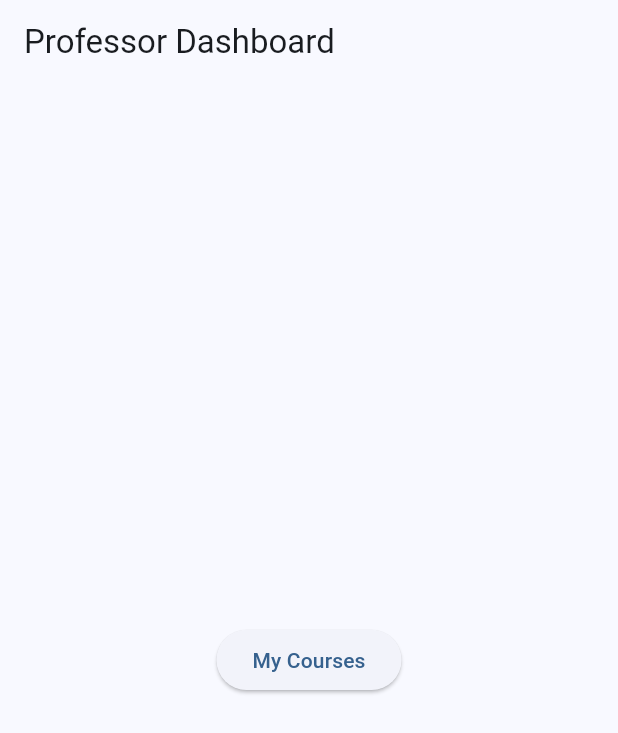
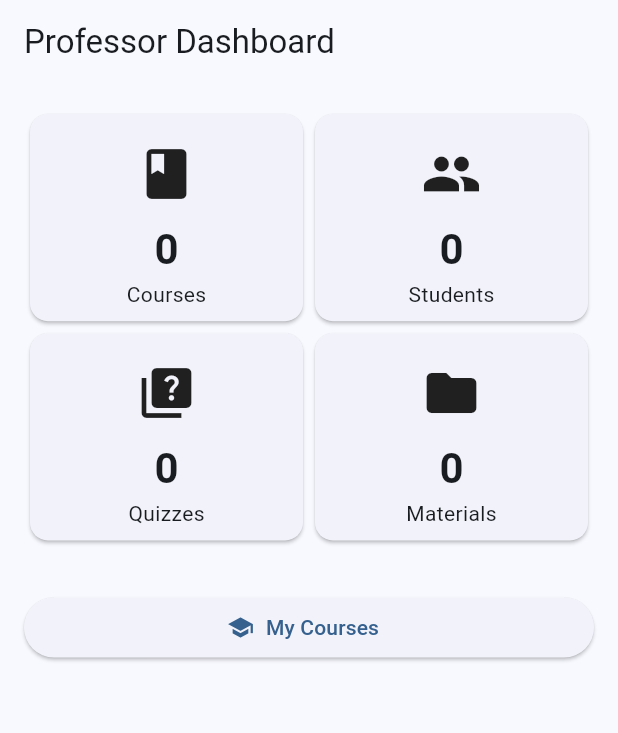
Before and after one commit to Ellix-Estandian/Edupath, a Flutter app: the ProfessorDashboard screen opened directly, on a phone screen of 412 x 824 dp. Shown: the top 733 px of the screen. Run offline on Flutter 3.47's test engine with Material 3 defaults, Android fonts, the phone set to English and light mode, and no system bars; our stand-ins replace file_picker, open_filex, supabase_flutter; accounts and stored records are empty.

Commit message:
updated quiz results and professor dashboard

```diff
--- /dev/null
+++ b/lib/core/services/dashboard_service.dart
@@ -0,0 +1,58 @@
+import 'package:supabase_flutter/supabase_flutter.dart';
+
+class DashboardService {
+  final supabase = Supabase.instance.client;
+
+  Future<Map<String, int>> getProfessorStats() async {
+    final user = supabase.auth.currentUser!;
+
+    // Courses
+    final courses =
+        await supabase.from("courses").select("id").eq("professor_id", user.id);
+
+    final courseIds = courses.map((e) => e["id"]).toList();
+
+    // Students
+    int students = 0;
+
+    if (courseIds.isNotEmpty) {
+      final enrollments = await supabase
+          .from("enrollments")
+          .select("student_id")
+          .inFilter("course_id", courseIds);
+
+      students = enrollments.map((e) => e["student_id"]).toSet().length;
+    }
+
+    // Quizzes
+    int quizzes = 0;
+
+    if (courseIds.isNotEmpty) {
+      final quizList = await supabase
+          .from("quizzes")
+          .select("id")
+          .inFilter("course_id", courseIds);
+
+      quizzes = quizList.length;
+    }
+
+    // Learning Materials
+    int materials = 0;
+
+    if (courseIds.isNotEmpty) {
+      final docs = await supabase
+          .from("learning_materials")
+          .select("id")
+          .inFilter("course_id", courseIds);
+
+      materials = docs.length;
+    }
+
+    return {
+      "courses": courses.length,
+      "students": students,
+      "quizzes": quizzes,
+      "materials": materials,
+    };
+  }
+}
--- a/lib/features/professor/professor_dashboard.dart
+++ b/lib/features/professor/professor_dashboard.dart
@@ -1,8 +1,64 @@
 import 'package:flutter/material.dart';
+
+import '../../core/services/dashboard_service.dart';
 import 'courses/courses_page.dart';
 
-class ProfessorDashboard extends StatelessWidget {
+class ProfessorDashboard extends StatefulWidget {
   const ProfessorDashboard({super.key});
+
+  @override
+  State<ProfessorDashboard> createState() => _ProfessorDashboardState();
+}
+
+class _ProfessorDashboardState extends State<ProfessorDashboard> {
+  final DashboardService service = DashboardService();
+
+  bool loading = true;
+
+  Map<String, int> stats = {
+    "courses": 0,
+    "students": 0,
+    "quizzes": 0,
+    "materials": 0,
+  };
+
+  @override
+  void initState() {
+    super.initState();
+    loadStats();
+  }
+
+  Future<void> loadStats() async {
+    stats = await service.getProfessorStats();
+
+    if (!mounted) return;
+
+    setState(() {
+      loading = false;
+    });
+  }
+
+  Widget statCard(String title, int value, IconData icon) {
+    return Card(
+      child: Padding(
+        padding: const EdgeInsets.all(20),
+        child: Column(
+          children: [
+            Icon(icon, size: 40),
+            const SizedBox(height: 10),
+            Text(
+              "$value",
+              style: const TextStyle(
+                fontSize: 28,
+                fontWeight: FontWeight.bold,
+              ),
+            ),
+            Text(title),
+          ],
+        ),
+      ),
+    );
+  }
 
   @override
   Widget build(BuildContext context) {
@@ -10,20 +66,59 @@ class ProfessorDashboard extends StatelessWidget {
       appBar: AppBar(
         title: const Text("Professor Dashboard"),
       ),
-      body: Center(
+      body: loading
+          ? const Center(
+              child: CircularProgressIndicator(),
+            )
+          : Padding(
+              padding: const EdgeInsets.all(16),
               child: Column(
-          mainAxisAlignment: MainAxisAlignment.center,
                 children: [
-            ElevatedButton(
-              onPressed: () {
-                Navigator.push(
+                  GridView.count(
+                    crossAxisCount: 2,
+                    shrinkWrap: true,
+                    physics: const NeverScrollableScrollPhysics(),
+                    childAspectRatio: 1.3,
+                    children: [
+                      statCard(
+                        "Courses",
+                        stats["courses"]!,
+                        Icons.class_,
+                      ),
+                      statCard(
+                        "Students",
+                        stats["students"]!,
+                        Icons.people,
+                      ),
+                      statCard(
+                        "Quizzes",
+                        stats["quizzes"]!,
+                        Icons.quiz,
+                      ),
+                      statCard(
+                        "Materials",
+                        stats["materials"]!,
+                        Icons.folder,
+                      ),
+                    ],
+                  ),
+                  const SizedBox(height: 30),
+                  SizedBox(
+                    width: double.infinity,
+                    child: ElevatedButton.icon(
+                      icon: const Icon(Icons.school),
+                      label: const Text("My Courses"),
+                      onPressed: () async {
+                        await Navigator.push(
                           context,
                           MaterialPageRoute(
                             builder: (_) => const CoursesPage(),
                           ),
                         );
+
+                        loadStats();
                       },
-              child: const Text("My Courses"),
+                    ),
                   ),
                 ],
               ),
```
Also changed, not shown: lib/core/services/file_service.dart (added, +32 -0 lines), lib/core/services/quiz_service.dart (+31 -0 lines), lib/features/professor/courses/course_detail_page.dart (+10 -14 lines), lib/features/professor/quiz/quiz_list_page.dart (+17 -0 lines), lib/features/professor/quiz/quiz_results_page.dart (added, +82 -0 lines), lib/features/student/materials/student_learning_materials_page.dart (+17 -2 lines), lib/features/student/quiz/quiz_history_page.dart (added, +73 -0 lines), lib/features/student/quiz/take_quiz_page.dart (+35 -1 lines), lib/features/student/student_dashboard.dart (+7 -5 lines), pubspec.yaml (+5 -10 lines), pubspec.lock, 3 other files. Lines whose indentation alone changed are shown as unchanged.
